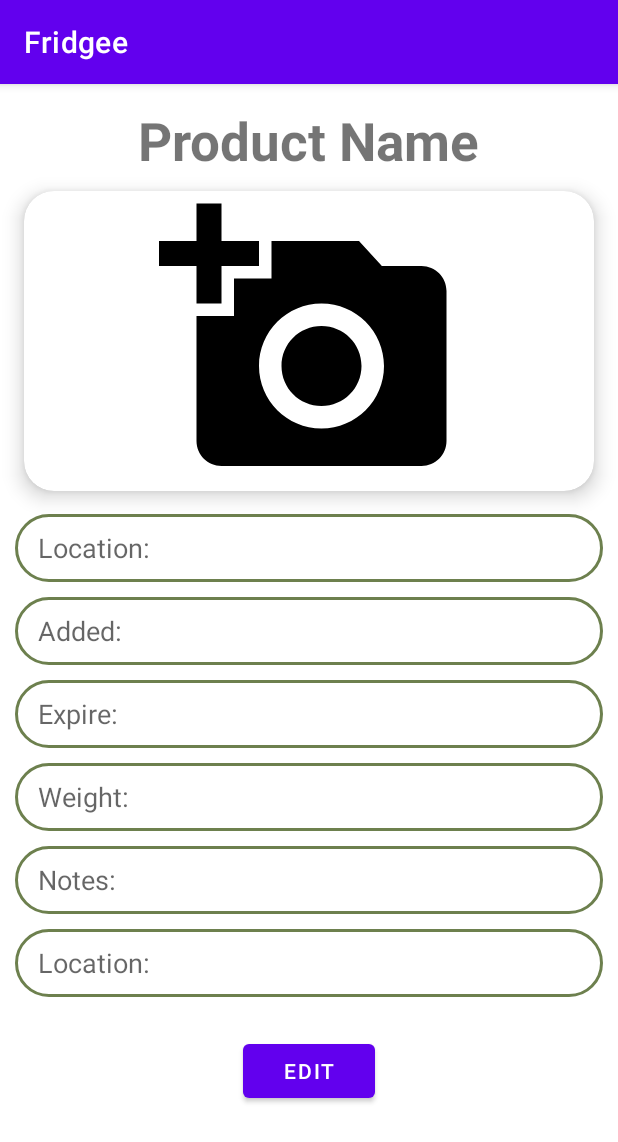
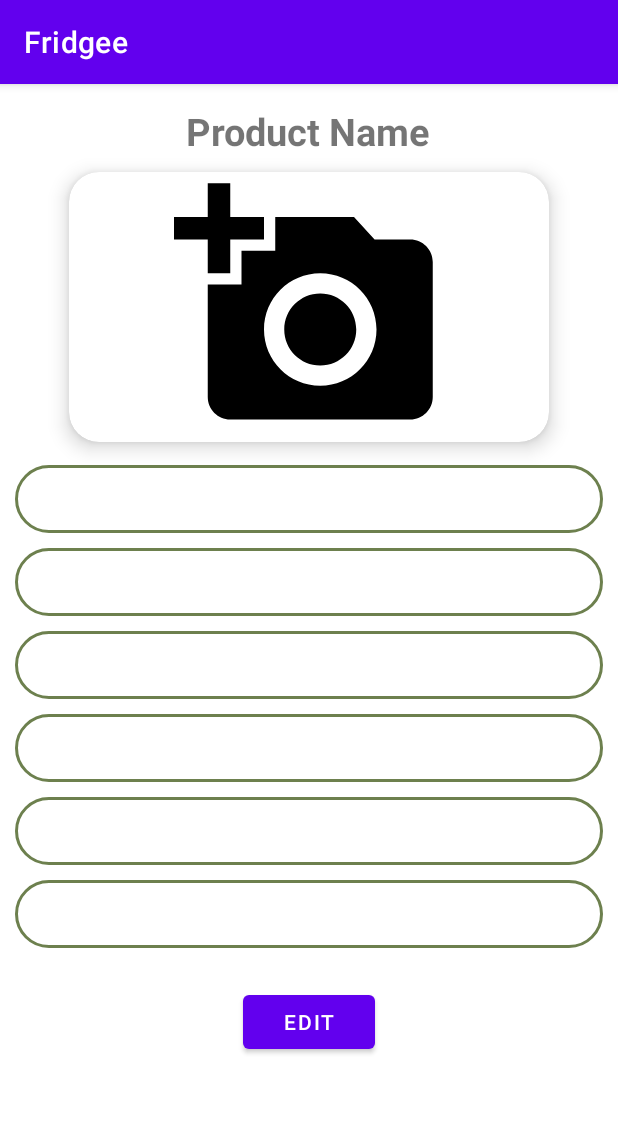
Before and after one commit to sebinsimon/Fridgee, an Android app: the ItemActivity screen opened directly, with no data from a screen before it, on a phone screen of 412 x 824 dp. Shown: the top 1142 px of the screen. Run offline under Robolectric (Android 15) with nearby library versions, the phone set to English and light mode, and no system bars.

Commit message:
Added minor changes and bug fixes

```diff
--- a/app/src/main/res/layout/activity_add_item.xml
+++ b/app/src/main/res/layout/activity_add_item.xml
@@ -49,8 +49,10 @@
                 android:layout_height="45dp"
                 android:id="@+id/upload_item_name"
                 android:background="@drawable/green_border"
+                android:autofillHints="name"
                 android:paddingLeft="15dp"
                 android:hint="Item name:"
+                android:inputType="textCapSentences"
                 android:gravity="start|center_vertical"
                 android:layout_marginTop="5dp"/>
 
@@ -116,6 +118,7 @@
                 android:background="@drawable/green_border"
                 android:paddingLeft="15dp"
                 android:hint="Notes:"
+                android:inputType="textCapSentences"
                 android:gravity="start|center_vertical"
                 android:layout_marginTop="5dp"/>
 
--- a/app/src/main/res/layout/activity_item.xml
+++ b/app/src/main/res/layout/activity_item.xml
@@ -10,16 +10,16 @@
     <TextView
         android:layout_width="wrap_content"
         android:layout_height="wrap_content"
-        android:id="@+id/item_detailed_name"
+        android:id="@+id/add_item_name"
         android:layout_marginTop="14dp"
         android:text="Product Name"
-        android:textSize="35sp"
+        android:textSize="25sp"
         android:textStyle="bold"
         android:layout_gravity="center"/>
 
     <androidx.cardview.widget.CardView
-        android:layout_width="380dp"
-        android:layout_height="200dp"
+        android:layout_width="320dp"
+        android:layout_height="180dp"
         android:id="@+id/cardImage"
         android:layout_gravity="center"
         android:layout_marginTop="10dp"
@@ -27,86 +27,84 @@
         app:cardElevation="8dp">
 
         <ImageView
-            android:layout_width="380dp"
-            android:layout_height="200dp"
-            android:id="@+id/product_detailed_image"
+            android:layout_width="280dp"
+            android:layout_height="180dp"
+            android:id="@+id/add_item_image"
+            android:layout_gravity="center"
             android:src="@drawable/baseline_add_a_photo_24"
             android:scaleType="fitCenter"/>
 
     </androidx.cardview.widget.CardView>
 
-    <EditText
+    <TextView
         android:layout_width="match_parent"
         android:layout_height="45dp"
-        android:id="@+id/location_add_details"
+        android:id="@+id/add_item_location"
         android:background="@drawable/green_border"
         android:layout_marginLeft="10dp"
         android:layout_marginRight="10dp"
         android:paddingLeft="15dp"
-        android:hint="Location:"
         android:layout_marginTop="15dp"/>
 
-    <EditText
+    <TextView
         android:layout_width="match_parent"
         android:layout_height="45dp"
-        android:id="@+id/product_detailed_added_date"
+        android:id="@+id/add_item_added_date"
         android:background="@drawable/green_border"
         android:layout_marginLeft="10dp"
         android:layout_marginRight="10dp"
         android:paddingLeft="15dp"
-        android:hint="Added:"
         android:layout_marginTop="10dp"/>
 
-    <EditText
+    <TextView
         android:layout_width="match_parent"
         android:layout_height="45dp"
-        android:id="@+id/product_detailed_expiry_date"
+        android:id="@+id/add_item_expiry_date"
         android:background="@drawable/green_border"
         android:layout_marginLeft="10dp"
         android:layout_marginRight="10dp"
         android:paddingLeft="15dp"
-        android:hint="Expire:"
         android:layout_marginTop="10dp"/>
 
-    <EditText
+    <TextView
         android:layout_width="match_parent"
         android:layout_height="45dp"
-        android:id="@+id/product_detailed_weight"
+        android:id="@+id/add_item_weight"
         android:background="@drawable/green_border"
         android:layout_marginLeft="10dp"
         android:layout_marginRight="10dp"
         android:paddingLeft="15dp"
-        android:hint="Weight:"
         android:layout_marginTop="10dp"/>
 
-    <EditText
+    <TextView
         android:layout_width="match_parent"
         android:layout_height="45dp"
-        android:id="@+id/product_detailed_notes"
+        android:id="@+id/add_item_notes"
         android:background="@drawable/green_border"
         android:layout_marginLeft="10dp"
         android:layout_marginRight="10dp"
         android:paddingLeft="15dp"
-        android:hint="Notes:"
         android:layout_marginTop="10dp"/>
 
-    <EditText
+    <TextView
         android:layout_width="match_parent"
         android:layout_height="45dp"
-        android:id="@+id/product_detailed_reminder"
+        android:id="@+id/add_item_reminder"
         android:background="@drawable/green_border"
         android:layout_marginLeft="10dp"
         android:layout_marginRight="10dp"
+        android:textSize="15sp"
+        android:textStyle="bold"
         android:paddingLeft="15dp"
-        android:hint="Location:"
         android:layout_marginTop="10dp"/>
 
     <Button
+        android:id="@+id/add_item_button"
         android:layout_width="wrap_content"
         android:layout_height="wrap_content"
-        android:id="@+id/product_detailed_button"
-        android:text="Edit"
         android:layout_gravity="center"
-        android:layout_marginTop="25dp"/>
+        android:layout_marginTop="25dp"
+        android:minHeight="48dp"
+        android:text="Edit" />
 
 </LinearLayout>
--- a/app/src/main/res/layout/fragment_fridge.xml
+++ b/app/src/main/res/layout/fragment_fridge.xml
@@ -5,14 +5,14 @@
     android:layout_height="match_parent"
     tools:context=".FridgeFragment">
 
-    <ListView
+    <androidx.recyclerview.widget.RecyclerView
         android:layout_width="match_parent"
         android:layout_height="match_parent"
         android:id="@+id/list_view_fridge"
-        android:layout_marginTop="10dp"
+        android:layout_marginTop="50dp"
         android:divider="@android:color/transparent"
         android:dividerHeight="10.0sp"
-        tools:listitem="@layout/list_item"
+        tools:listitem="@layout/recycler_item"
         android:scrollbars="vertical"/>
 
 </RelativeLayout>
--- a/app/src/main/res/layout/progress_layout.xml
+++ b/app/src/main/res/layout/progress_layout.xml
@@ -14,6 +14,7 @@
         android:layout_width="0dp"
         android:layout_height="match_parent"
         android:layout_weight="4"
+        android:id="@+id/progress_layout_text"
         android:text="Saving.."
         android:textSize="18sp"
         android:gravity="start|center_vertical"/>
```
Also changed, not shown: app/src/main/res/layout/activity_forgot_password.xml (+9 -7 lines), app/src/main/res/layout/activity_signup.xml (+4 -3 lines).
